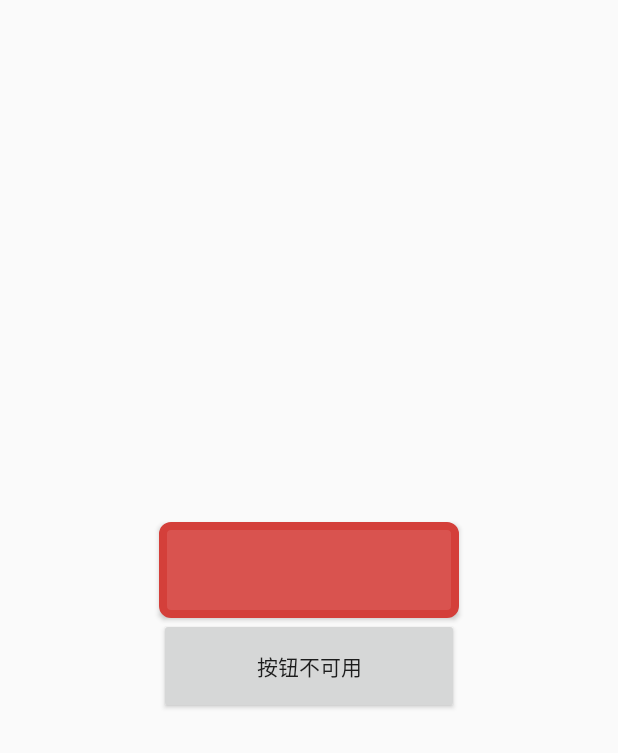
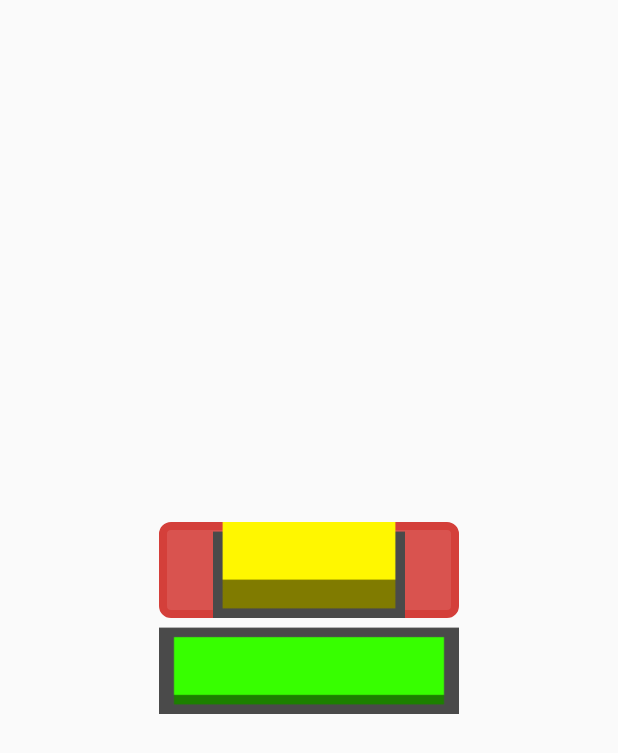
Before and after one commit to IcyLeaves/Beginning, an Android app: the screen it shows after launch (MainActivity), on a phone screen of 412 x 824 dp. Shown: the top 753 px of the screen. Run offline under Robolectric (Android 15) with nearby library versions, the phone set to English and light mode, and no system bars; 3 statements that could not run were skipped.

Commit message:
ImageView-src和background两大图像视图基本属性

```diff
--- a/FirstApplication/app/src/main/res/layout/activity_main.xml
+++ b/FirstApplication/app/src/main/res/layout/activity_main.xml
@@ -5,21 +5,20 @@
     android:gravity="center"
     tools:context=".MainActivity">
 
-    <Button
-        android:id="@+id/btnOne"
+    <ImageView
+        android:id="@+id/imgOne"
         android:layout_width="200dp"
         android:layout_height="64dp"
+        android:src="@drawable/btn_prepared"
         android:background="@drawable/btn_danger_rounded"
-        android:layout_centerHorizontal="true"
         />
 
-
-    <Button
-        android:id="@+id/btnTwo"
-        android:layout_below="@id/btnOne"
+    <ImageView
+        android:id="@+id/imgTwo"
+        android:layout_below="@id/imgOne"
         android:layout_width="200dp"
         android:layout_height="64dp"
-        android:layout_centerHorizontal="true"
-        android:text="按钮不可用"/>
+        android:background="@drawable/btn_pressed"
+        />
 
 </RelativeLayout>
```
